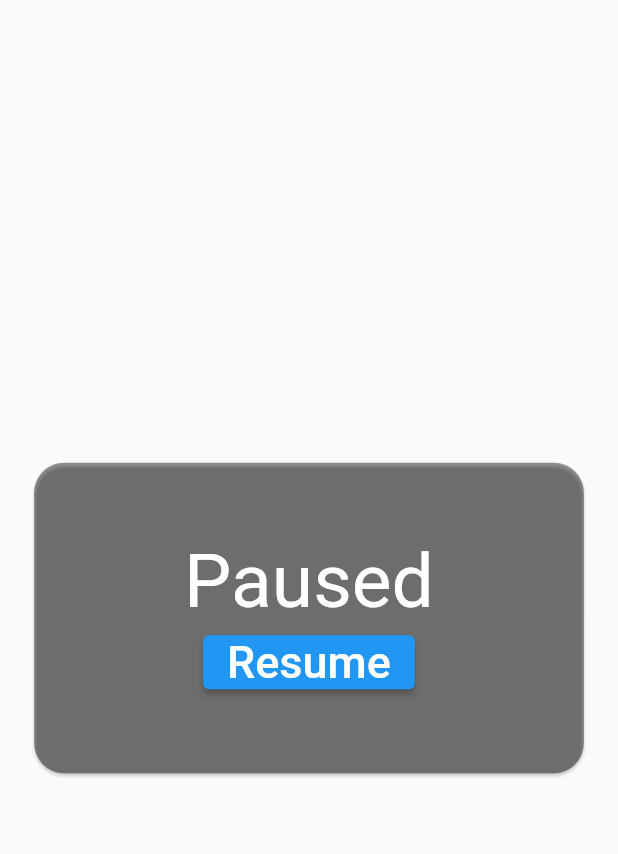
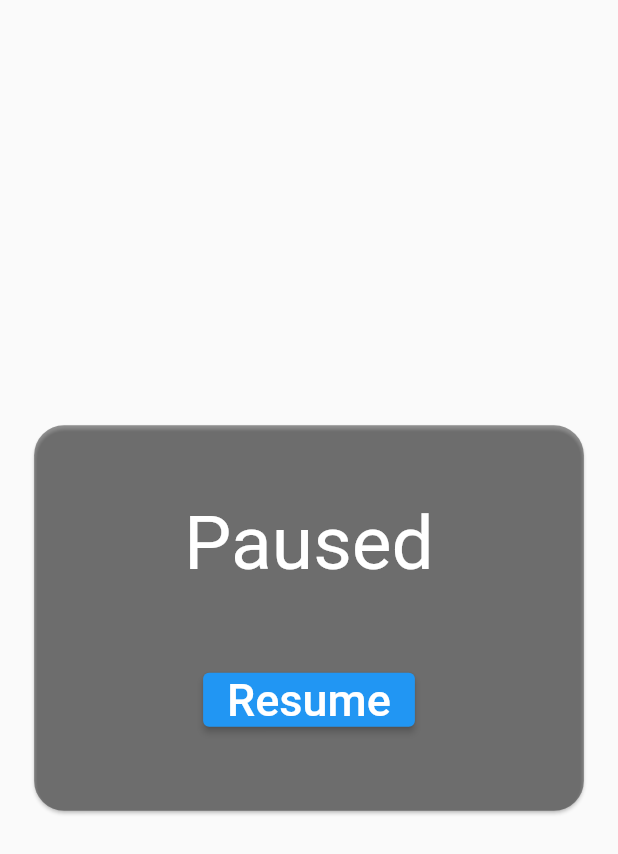
Before and after one commit to FrugalInnovationHub/ECOINS, a Flutter app: what pause_menu() shows on an empty page, opened directly, on a phone screen of 412 x 824 dp. Shown: the top 854 px of the screen. Run offline on Flutter 3.47's test engine with Material 2 defaults, Android fonts, the light colour scheme and no system bars; missing offline and left inert: flame, flame_svg.

Commit message:
Updated Pause Menu

```diff
--- a/lib/screens/pause_menu.dart
+++ b/lib/screens/pause_menu.dart
@@ -31,6 +31,9 @@ class pause_menu extends StatelessWidget{
                     color: Colors.white,
                   ),
                 ),
+                SizedBox(
+                  height: 50,
+                ),
                 ElevatedButton(
                   onPressed: () {
                     this.game.overlays.remove(pauseOverlayIdentifier);
```
